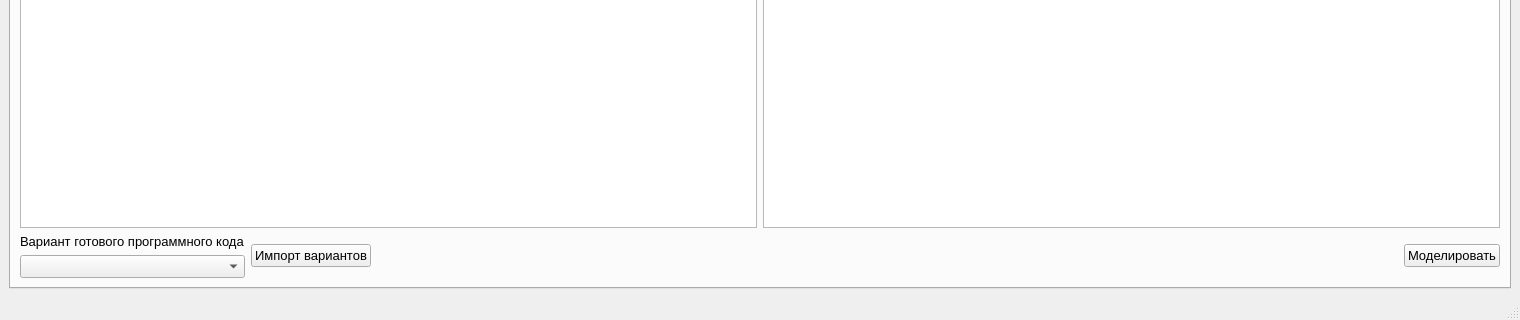
Before: the Qt Designer form mainwindow.ui in Nemilad/Fusion_Simulator, drawn with Qt 5; both pictures show x 0 to 1520 and y 400 to 720 of the 1520 by 720 pixel window.
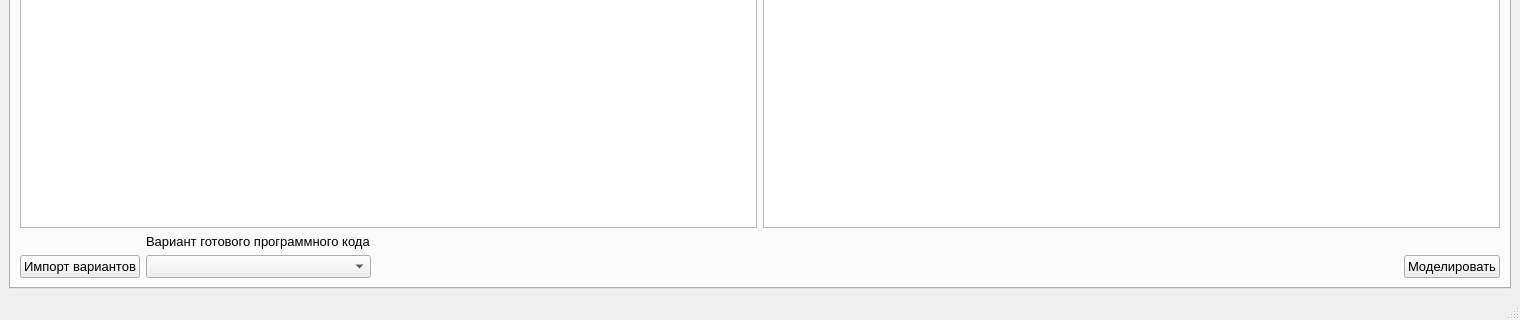
After: the same form once the commit is applied. The open tabs and pages were chosen to show the change. Icons and pictures are not drawn.

Patch:
```diff
--- a/mainwindow.ui
+++ b/mainwindow.ui
@@ -1419,6 +1419,24 @@
         </item>
         <item>
          <layout class="QHBoxLayout" name="horizontalLayout_3">
+          <item>
+           <layout class="QVBoxLayout" name="verticalLayout_14">
+            <item>
+             <widget class="QLabel" name="label">
+              <property name="text">
+               <string/>
+              </property>
+             </widget>
+            </item>
+            <item>
+             <widget class="QPushButton" name="pushButton_macro_import">
+              <property name="text">
+               <string>Импорт вариантов</string>
+              </property>
+             </widget>
+            </item>
+           </layout>
+          </item>
           <item>
            <layout class="QVBoxLayout" name="verticalLayout_4">
             <item>
@@ -1439,13 +1457,6 @@
             </item>
            </layout>
           </item>
-          <item>
-           <widget class="QPushButton" name="pushButton_macro_import">
-            <property name="text">
-             <string>Импорт вариантов</string>
-            </property>
-           </widget>
-          </item>
           <item>
            <layout class="QVBoxLayout" name="verticalLayout_5"/>
           </item>
@@ -1463,11 +1474,22 @@
            </spacer>
           </item>
           <item>
+           <layout class="QVBoxLayout" name="verticalLayout_15">
+            <item>
+             <widget class="QLabel" name="label_2">
+              <property name="text">
+               <string/>
+              </property>
+             </widget>
+            </item>
+            <item>
            <widget class="QPushButton" name="pushButton_simulate">
             <property name="text">
              <string>Моделировать</string>
             </property>
            </widget>
+            </item>
+           </layout>
           </item>
          </layout>
         </item>
```
Lines whose indentation alone changed are shown as unchanged.
